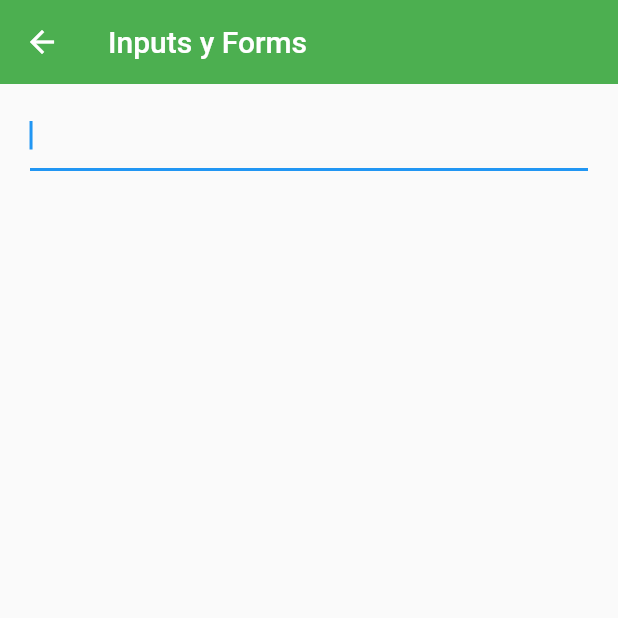
After one commit to RichardWhiteG2/fl_components, a Flutter app: the InputsScreen screen opened by its route, on a phone screen of 412 x 824 dp, the top half of it. The commit adds this screen. Run offline on Flutter 3.47's test engine with Material 2 defaults, Android fonts, the phone set to English and light mode, and no system bars.

Commit message:
87. TextFormFields COMPLETO

```diff
--- a/lib/router/app_routes.dart
+++ b/lib/router/app_routes.dart
@@ -16,7 +16,8 @@ class AppRoutes{
     MenuOption(route: 'alert', name: 'Alertas', screen: const AlertScreen(), icon: Icons.add_alert_outlined),
     MenuOption(route: 'card', name: 'Tarjetas - Cars', screen: const CardScreen(), icon: Icons.credit_card),
     MenuOption(route: 'avatar', name: 'Circle Avatar', screen: const AvatarScreen(), icon: Icons.supervised_user_circle_outlined),
-    MenuOption(route: 'animated', name: 'Animated Container', screen: const AnimatedScreen(), icon: Icons.play_circle_outline_rounded)
+    MenuOption(route: 'animated', name: 'Animated Container', screen: const AnimatedScreen(), icon: Icons.play_circle_outline_rounded),
+    MenuOption(route: 'inputs', name: 'Text Inputs', screen: const InputsScreen(), icon: Icons.input_rounded)
   ];
 
   static Map<String, Widget Function(BuildContext)> getAppRoutes(){
--- /dev/null
+++ b/lib/screens/inputs_screens.dart
@@ -0,0 +1,32 @@
+import 'package:flutter/material.dart';
+
+class InputsScreen extends StatelessWidget {
+
+  const InputsScreen({Key? key}) : super(key: key);
+
+  @override
+  Widget build(BuildContext context) {
+    return  Scaffold(
+      appBar: AppBar(
+        title: Text('Inputs y Forms'),
+      ),
+      body: SingleChildScrollView(
+        child: Padding(
+          padding: const EdgeInsets.symmetric(horizontal: 20, vertical: 10),
+          child: Column(
+            children: [
+              TextFormField(
+                autofocus: true,
+                initialValue: '',
+                textCapitalization: TextCapitalization.words,
+                onChanged: (value) {
+                  print('Value: $value');
+                },
+              )
+            ],
+          ),
+        ),
+      )
+    );
+  }
+}
--- a/lib/screens/screens.dart
+++ b/lib/screens/screens.dart
@@ -6,10 +6,12 @@
 
 
 
+
+export 'package:fl_components/screens/alert_screen.dart';
 export 'package:fl_components/screens/animated_screen.dart';
-export 'package:fl_components/screens/alert_screen.dart';
+export 'package:fl_components/screens/avatar_screen.dart';
 export 'package:fl_components/screens/card_screen.dart';
 export 'package:fl_components/screens/home_screen.dart';
+export 'package:fl_components/screens/inputs_screens.dart';
 export 'package:fl_components/screens/listview1_screen.dart';
 export 'package:fl_components/screens/listview2_screen.dart';
-export 'package:fl_components/screens/avatar_screen.dart';
```
